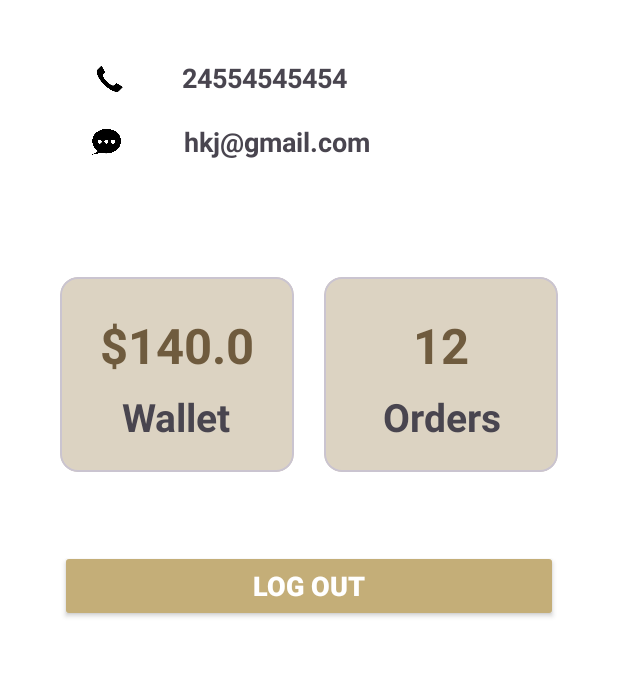
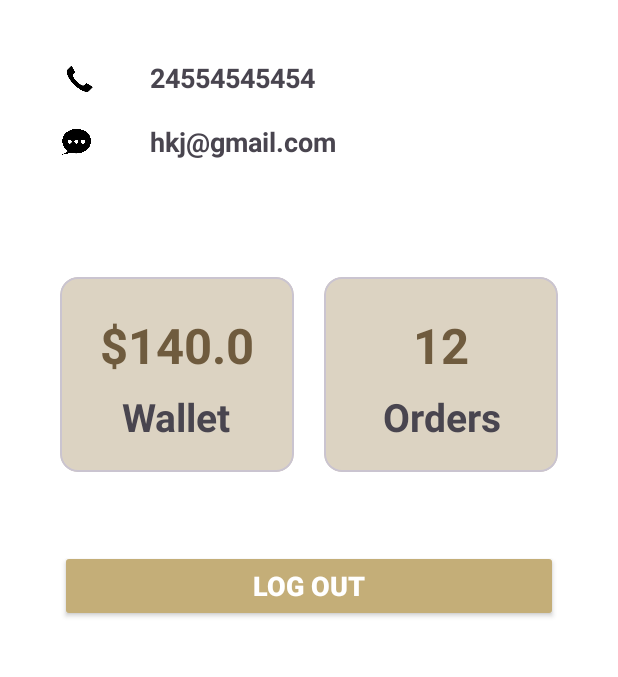
Before and after one commit to HendSayed25/EASYPEASY_APP, an Android app: the layout fragment_profile.xml on its own in the app's theme, with its tools: preview values and no code run, on a phone screen of 412 x 824 dp, the part 251-928 px from its top. Run offline under Robolectric (Android 15) with nearby library versions, the phone set to English and light mode, and no system bars; network calls fail.

Commit message:
logo app and update profile

```diff
--- a/app/src/main/res/layout/fragment_profile.xml
+++ b/app/src/main/res/layout/fragment_profile.xml
@@ -65,7 +65,7 @@
             android:id="@+id/phone_icon"
             android:layout_width="25dp"
             android:layout_height="25dp"
-            android:layout_marginStart="40dp"
+            android:layout_marginStart="20dp"
             android:layout_marginTop="@dimen/_30sdp"
             android:src="@drawable/phone_icon"
             app:layout_constraintStart_toStartOf="@id/left_guideline"
@@ -76,11 +76,10 @@
             android:layout_width="wrap_content"
             android:layout_height="wrap_content"
             android:layout_marginTop="@dimen/_30sdp"
+            android:layout_marginStart="@dimen/_26sdp"
+            android:gravity="start"
             android:textSize="18sp"
             android:textStyle="bold"
-            android:gravity="start"
-            app:layout_constraintEnd_toEndOf="@id/right_guideline"
-            app:layout_constraintHorizontal_bias="0.18"
             app:layout_constraintStart_toEndOf="@id/phone_icon"
             app:layout_constraintTop_toBottomOf="@id/user_image"
             tools:text="24554545454" />
@@ -89,7 +88,7 @@
             android:id="@+id/gmail_icon"
             android:layout_width="20dp"
             android:layout_height="20dp"
-            android:layout_marginLeft="40dp"
+            android:layout_marginLeft="20dp"
             android:layout_marginTop="20dp"
             android:src="@drawable/message1"
             app:layout_constraintStart_toStartOf="@id/left_guideline"
@@ -100,12 +99,11 @@
             android:layout_width="wrap_content"
             android:layout_height="wrap_content"
             android:layout_marginTop="18dp"
+            android:layout_marginStart="@dimen/_30sdp"
+            android:gravity="start"
             android:textSize="18sp"
             android:textStyle="bold"
-            android:gravity="start"
-            app:layout_constraintEnd_toEndOf="parent"
-            app:layout_constraintHorizontal_bias="0.18"
-            app:layout_constraintStart_toEndOf="@id/phone_icon"
+            app:layout_constraintStart_toEndOf="@+id/gmail_icon"
             app:layout_constraintTop_toBottomOf="@id/user_phone"
             tools:text="hkj@gmail.com" />
 
--- a/app/src/main/res/mipmap-anydpi-v26/ic_launcher.xml
+++ b/app/src/main/res/mipmap-anydpi-v26/ic_launcher.xml
@@ -1,5 +1,5 @@
 <?xml version="1.0" encoding="utf-8"?>
 <adaptive-icon xmlns:android="http://schemas.android.com/apk/res/android">
-    <background android:drawable="@drawable/ic_launcher_background"/>
+    <background android:drawable="@color/ic_launcher_background"/>
     <foreground android:drawable="@mipmap/ic_launcher_foreground"/>
 </adaptive-icon>
--- a/app/src/main/res/mipmap-anydpi-v26/ic_launcher_round.xml
+++ b/app/src/main/res/mipmap-anydpi-v26/ic_launcher_round.xml
@@ -1,5 +1,5 @@
 <?xml version="1.0" encoding="utf-8"?>
 <adaptive-icon xmlns:android="http://schemas.android.com/apk/res/android">
-    <background android:drawable="@drawable/ic_launcher_background"/>
+    <background android:drawable="@color/ic_launcher_background"/>
     <foreground android:drawable="@mipmap/ic_launcher_foreground"/>
 </adaptive-icon>
```
Also changed, not shown: app/src/main/ic_launcher-playstore.png, app/src/main/res/drawable/img.png (added), app/src/main/res/mipmap-hdpi/ic_launcher.webp, app/src/main/res/mipmap-hdpi/ic_launcher_foreground.webp, app/src/main/res/mipmap-hdpi/ic_launcher_round.webp, app/src/main/res/mipmap-mdpi/ic_launcher.webp, app/src/main/res/mipmap-mdpi/ic_launcher_foreground.webp, app/src/main/res/mipmap-mdpi/ic_launcher_round.webp, app/src/main/res/mipmap-xhdpi/ic_launcher.webp, app/src/main/res/mipmap-xhdpi/ic_launcher_foreground.webp, app/src/main/res/mipmap-xhdpi/ic_launcher_round.webp, app/src/main/res/mipmap-xxhdpi/ic_launcher.webp, app/src/main/res/mipmap-xxhdpi/ic_launcher_foreground.webp, app/src/main/res/mipmap-xxhdpi/ic_launcher_round.webp, 3 more files.
